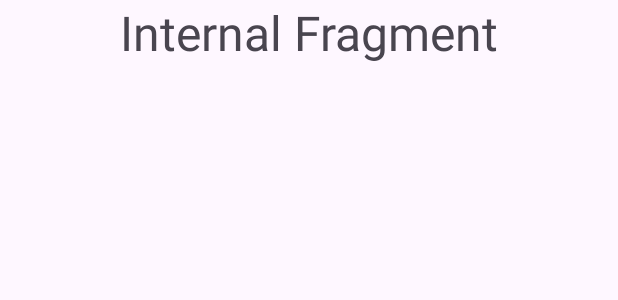
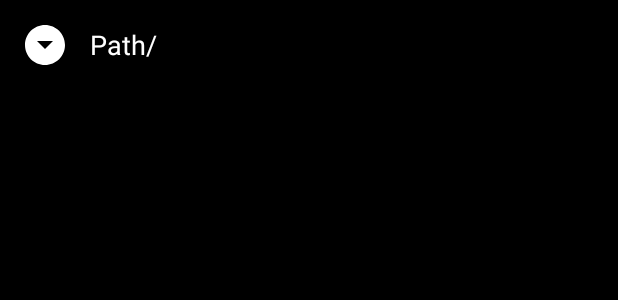
Before and after one commit to giahaibk/myfileapp, an Android app: the layout fragment_internal.xml on its own in the app's theme, with its tools: preview values and no code run, on a phone screen of 412 x 824 dp. Shown: the top 300 px of the screen. Run offline under Robolectric (Android 15) with nearby library versions, the phone set to English and light mode, and no system bars.

Commit message:
Add file view

```diff
--- a/app/build.gradle
+++ b/app/build.gradle
@@ -37,4 +37,5 @@ dependencies {
     testImplementation libs.junit
     androidTestImplementation libs.ext.junit
     androidTestImplementation libs.espresso.core
+    implementation libs.dexter
 }
--- a/app/src/main/res/layout/fragment_internal.xml
+++ b/app/src/main/res/layout/fragment_internal.xml
@@ -2,17 +2,37 @@
 <LinearLayout
     xmlns:android="http://schemas.android.com/apk/res/android"
     android:layout_width="match_parent"
-    android:layout_height="match_parent">
+    android:layout_height="match_parent"
+    android:background="@color/black"
+    android:orientation="vertical">
 
-    <TextView
-        android:text="Internal Fragment"
-        android:textSize="32sp"
-        android:gravity="center"
+    <LinearLayout
         android:layout_width="match_parent"
-        android:layout_height="wrap_content">
+        android:layout_height="60dp">
+        <ImageView
+            android:id="@+id/img_black"
+            android:padding="14dp"
+            android:src="@drawable/ic_dropdown"
+            android:layout_width="60dp"
+            android:layout_height="60dp">
+        </ImageView>
+        <TextView
+            android:id="@+id/tv_pathHolder"
+            android:text="Path/"
+            android:textColor="@color/white"
+            android:textSize="18sp"
+            android:gravity="center_vertical"
+            android:layout_width="match_parent"
+            android:layout_height="60dp">
+        </TextView>
 
-    </TextView>
+    </LinearLayout>
 
+    <androidx.recyclerview.widget.RecyclerView
+        android:id="@+id/recycle_internal"
+        android:layout_width="match_parent"
+        android:layout_height="match_parent">
 
+    </androidx.recyclerview.widget.RecyclerView>
 
 </LinearLayout>
--- a/gradle/libs.versions.toml
+++ b/gradle/libs.versions.toml
@@ -1,5 +1,6 @@
 [versions]
 agp = "8.4.1"
+dexter = "6.2.3"
 junit = "4.13.2"
 junitVersion = "1.1.5"
 espressoCore = "3.5.1"
@@ -9,6 +10,7 @@ activity = "1.9.0"
 constraintlayout = "2.1.4"
 
 [libraries]
+dexter = { module = "com.karumi:dexter", version.ref = "dexter" }
 junit = { group = "junit", name = "junit", version.ref = "junit" }
 ext-junit = { group = "androidx.test.ext", name = "junit", version.ref = "junitVersion" }
 espresso-core = { group = "androidx.test.espresso", name = "espresso-core", version.ref = "espressoCore" }
```
Also changed, not shown: app/src/main/AndroidManifest.xml (+7 -0 lines), app/src/main/java/com/example/myfileapp/FileAdaptor.java (added, +88 -0 lines), app/src/main/java/com/example/myfileapp/FileViewHolder.java (added, +22 -0 lines), app/src/main/java/com/example/myfileapp/Fragments/InternalFragment.java (+95 -0 lines), app/src/main/res/layout/file_container.xml (added, +58 -0 lines).
